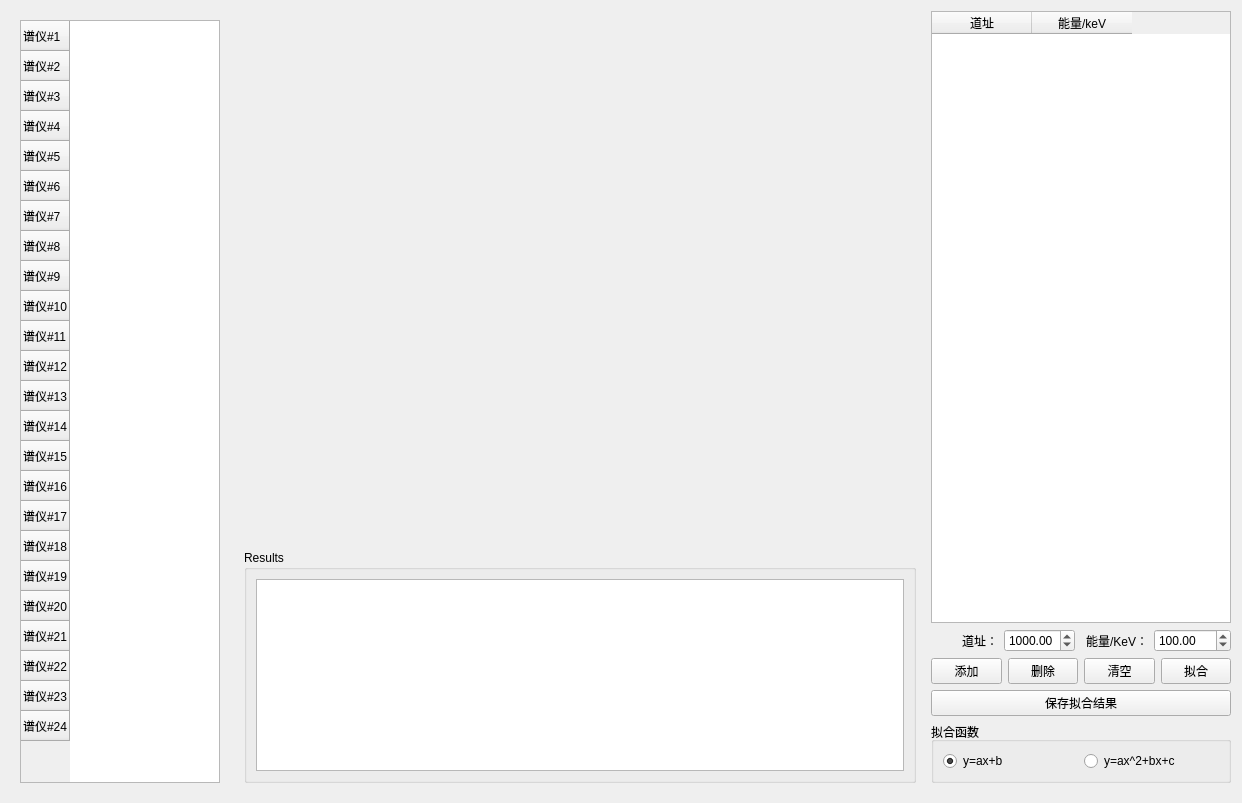
First picture: the form in energycalibration.ui, repository MrXiaomao/ZrActivationPro, before the edit.
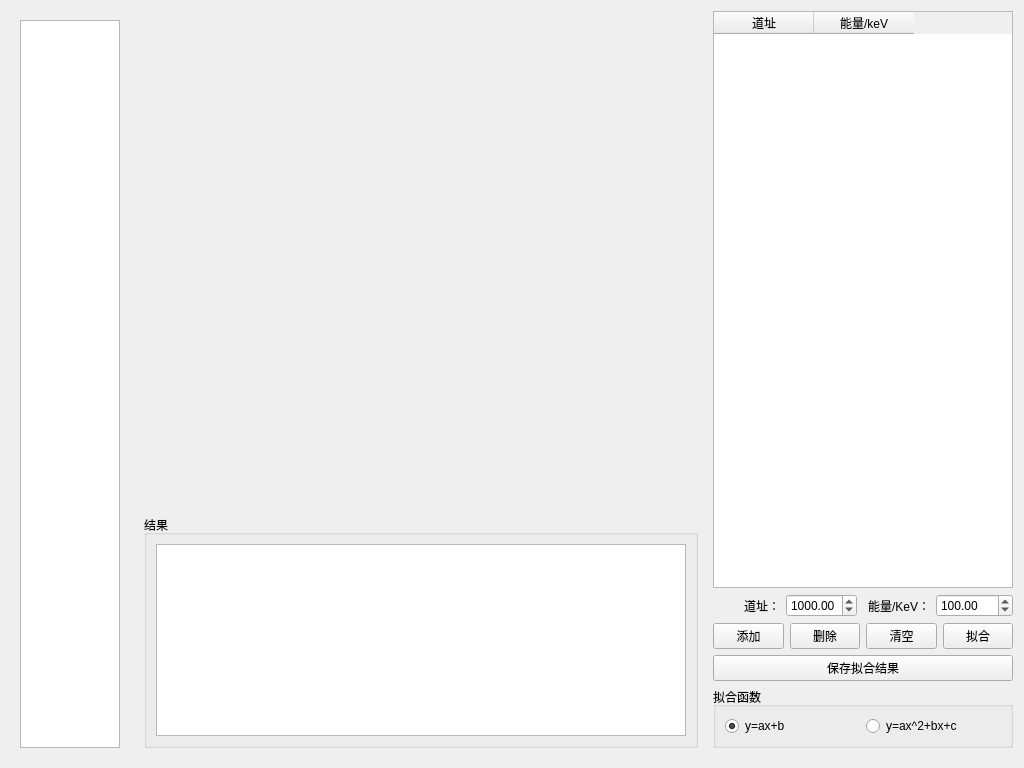
Second picture: the form after the edit.

Diff of the .ui file:
```diff
--- a/energycalibration.ui
+++ b/energycalibration.ui
@@ -9,8 +9,8 @@
    <rect>
     <x>0</x>
     <y>0</y>
-    <width>1242</width>
-    <height>803</height>
+    <width>1024</width>
+    <height>768</height>
    </rect>
   </property>
   <property name="windowTitle">
@@ -33,10 +33,13 @@
         </property>
         <property name="maximumSize">
          <size>
-          <width>200</width>
+          <width>100</width>
           <height>16777215</height>
          </size>
         </property>
+        <attribute name="verticalHeaderVisible">
+         <bool>false</bool>
+        </attribute>
         <row>
          <property name="text">
           <string>谱仪#1</string>
@@ -210,7 +213,7 @@
          </sizepolicy>
         </property>
         <property name="title">
-         <string>Results</string>
+         <string>结果</string>
         </property>
         <layout class="QVBoxLayout" name="verticalLayout_3">
          <item>
```
